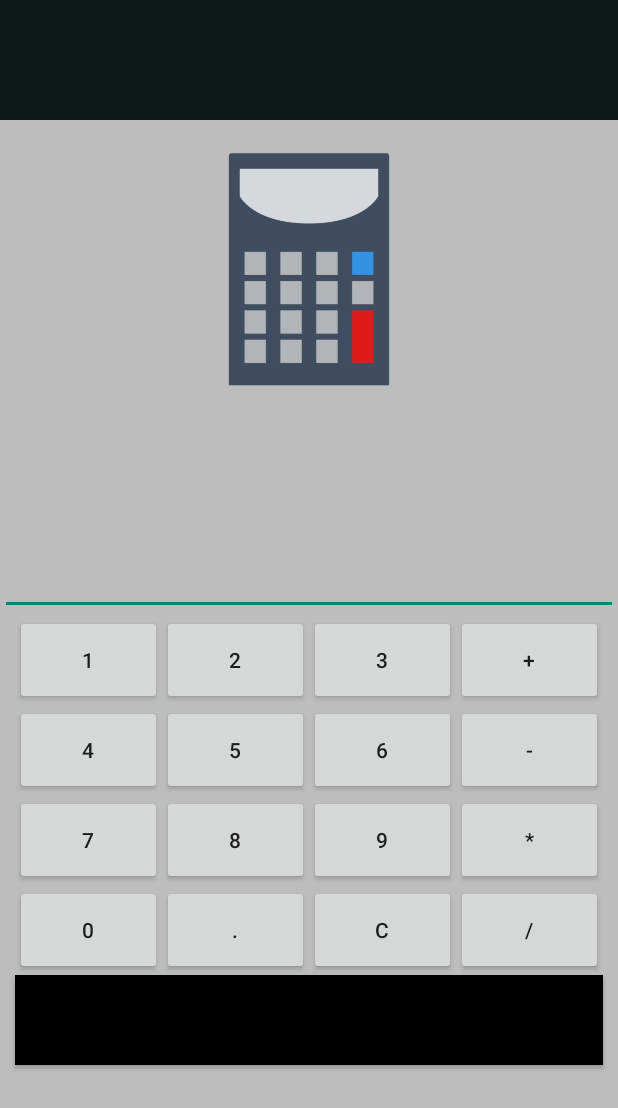
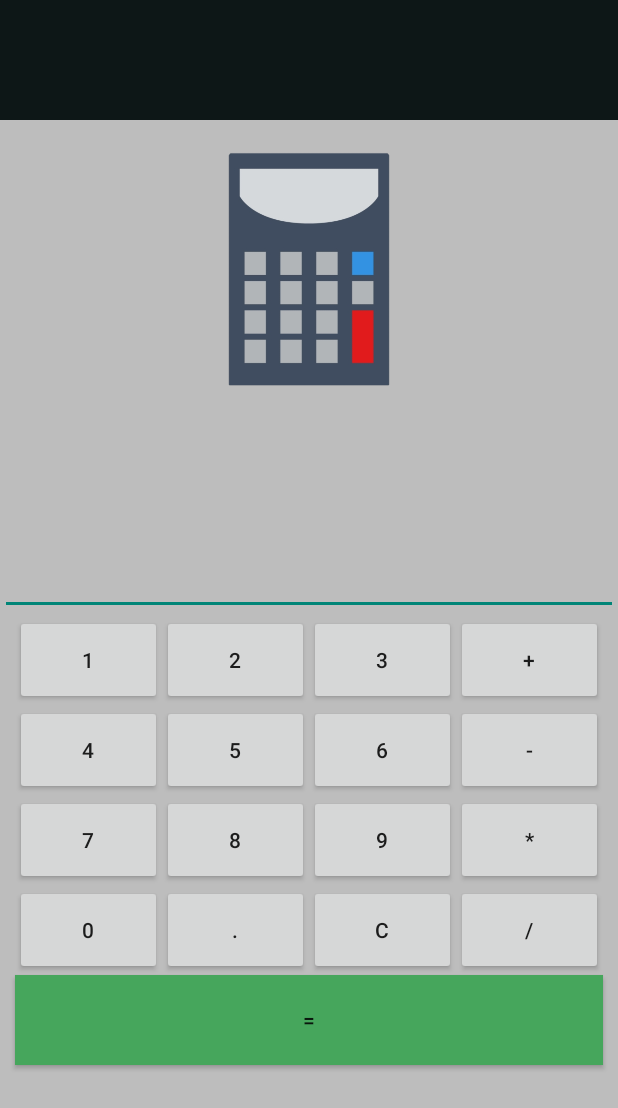
Before and after one commit to woobendjy/Calculator_App, an Android app: the screen it shows after launch (MainActivity), on a phone screen of 412 x 824 dp. Shown: the top 1108 px of the screen. Run offline under Robolectric (Android 15) with nearby library versions, the phone set to English and light mode, and no system bars.

Commit message:
Mise a jour des couleurs

```diff
--- a/app/src/main/res/layout/activity_main.xml
+++ b/app/src/main/res/layout/activity_main.xml
@@ -179,5 +179,5 @@
         android:layout_gravity="center"
         android:gravity="center"
         android:text="="
-        android:background="@color/black"/>
+        android:background="@color/green"/>
 </LinearLayout>
```
